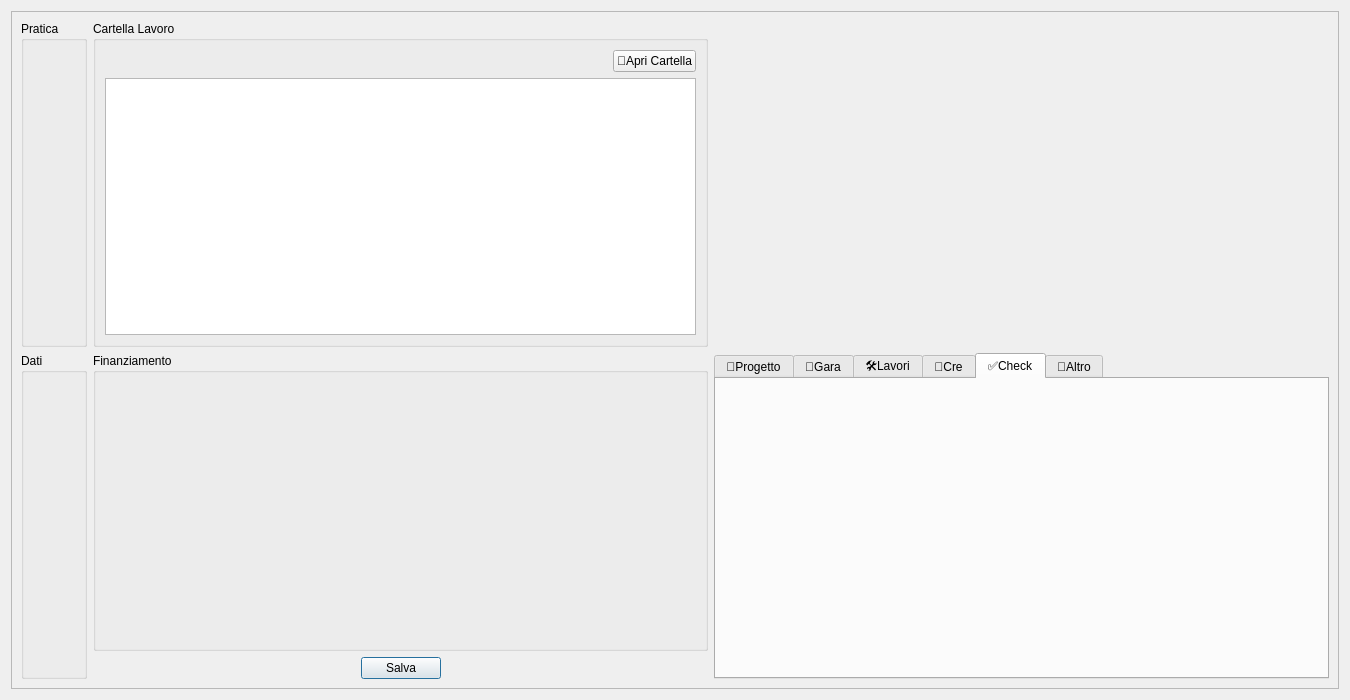
This is schedadettaglio.ui in tarateo78/Praticometro as Qt 5 draws it before an edit. The edited form follows.
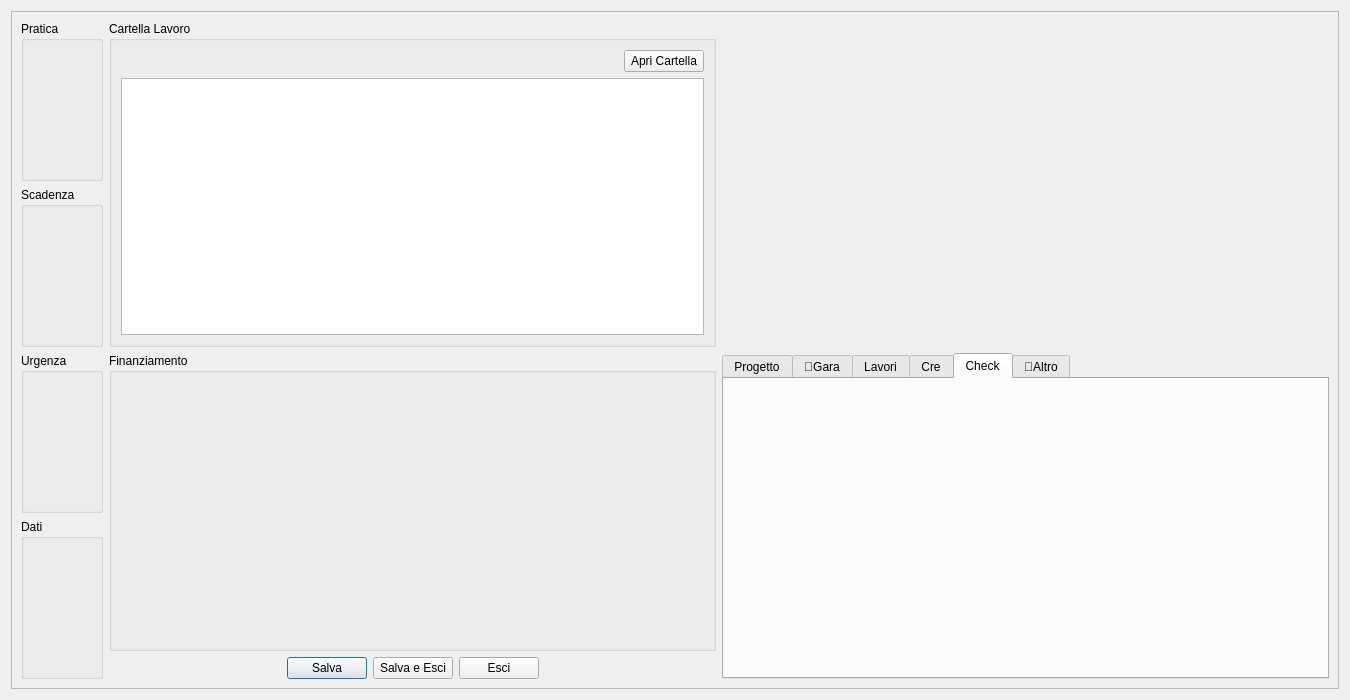
This is the edited form. The open tabs and pages were chosen to show the change. Icons and pictures are not drawn.

```diff
--- a/schedadettaglio.ui
+++ b/schedadettaglio.ui
@@ -30,14 +30,14 @@
        <rect>
         <x>0</x>
         <y>0</y>
-        <width>1330</width>
-        <height>680</height>
+        <width>1326</width>
+        <height>676</height>
        </rect>
       </property>
       <layout class="QVBoxLayout" name="verticalLayout_2">
        <item>
         <layout class="QGridLayout" name="gridLayout">
-         <item row="1" column="1">
+         <item row="2" column="1">
           <layout class="QVBoxLayout" name="verticalLayout_4">
            <item>
             <layout class="QHBoxLayout" name="horizontalLayout_2">
@@ -77,6 +77,20 @@
                </property>
               </widget>
              </item>
+             <item>
+              <widget class="QPushButton" name="pushButtonSalvaEsci">
+               <property name="text">
+                <string>Salva e Esci</string>
+               </property>
+              </widget>
+             </item>
+             <item>
+              <widget class="QPushButton" name="pushButtonEsci">
+               <property name="text">
+                <string>Esci</string>
+               </property>
+              </widget>
+             </item>
              <item>
               <spacer name="horizontalSpacer_2">
                <property name="orientation">
@@ -94,7 +108,7 @@
            </item>
           </layout>
          </item>
-         <item row="1" column="3">
+         <item row="2" column="3">
           <widget class="QTabWidget" name="tabWidget">
            <property name="layoutDirection">
             <enum>Qt::LeftToRight</enum>
@@ -112,14 +126,18 @@
             <enum>QTabWidget::Rounded</enum>
            </property>
            <property name="currentIndex">
-            <number>5</number>
+            <number>4</number>
            </property>
            <property name="elideMode">
             <enum>Qt::ElideNone</enum>
            </property>
            <widget class="QWidget" name="tabProgettazione">
+            <attribute name="icon">
+             <iconset resource="Immagini.qrc">
+              <normaloff>:/icone/icone_32/squadra.png</normaloff>:/icone/icone_32/squadra.png</iconset>
+            </attribute>
             <attribute name="title">
-             <string>📐Progetto</string>
+             <string>Progetto</string>
             </attribute>
             <layout class="QVBoxLayout" name="verticalLayout_3">
              <item>
@@ -138,8 +156,12 @@
             </layout>
            </widget>
            <widget class="QWidget" name="tabLavori">
+            <attribute name="icon">
+             <iconset resource="Immagini.qrc">
+              <normaloff>:/icone/icone_32/lavori.png</normaloff>:/icone/icone_32/lavori.png</iconset>
+            </attribute>
             <attribute name="title">
-             <string>🛠Lavori</string>
+             <string>Lavori</string>
             </attribute>
             <layout class="QVBoxLayout" name="verticalLayout_7">
              <item>
@@ -148,8 +170,12 @@
             </layout>
            </widget>
            <widget class="QWidget" name="tabCre">
+            <attribute name="icon">
+             <iconset resource="Immagini.qrc">
+              <normaloff>:/icone/icone_32/appunti.png</normaloff>:/icone/icone_32/appunti.png</iconset>
+            </attribute>
             <attribute name="title">
-             <string>📌Cre</string>
+             <string>Cre</string>
             </attribute>
             <layout class="QVBoxLayout" name="verticalLayout_8">
              <item>
@@ -158,8 +184,12 @@
             </layout>
            </widget>
            <widget class="QWidget" name="tabControllo">
+            <attribute name="icon">
+             <iconset resource="Immagini.qrc">
+              <normaloff>:/icone/icone_32/vero.png</normaloff>:/icone/icone_32/vero.png</iconset>
+            </attribute>
             <attribute name="title">
-             <string>✅Check</string>
+             <string>Check</string>
             </attribute>
             <layout class="QVBoxLayout" name="verticalLayout">
              <item>
@@ -207,7 +237,11 @@
               <item>
                <widget class="QPushButton" name="pushButton_2">
                 <property name="text">
-                 <string>📂Apri Cartella</string>
+                 <string>Apri Cartella</string>
+                </property>
+                <property name="icon">
+                 <iconset resource="Immagini.qrc">
+                  <normaloff>:/icone/icone_32/cartella.png</normaloff>:/icone/icone_32/cartella.png</iconset>
                 </property>
                </widget>
               </item>
@@ -219,7 +253,57 @@
            </layout>
           </widget>
          </item>
+         <item row="2" column="0">
+          <layout class="QVBoxLayout" name="verticalLayout_14">
+           <item>
+            <widget class="QGroupBox" name="groupBox_5">
+             <property name="title">
+              <string>Urgenza</string>
+             </property>
+             <property name="flat">
+              <bool>false</bool>
+             </property>
+             <property name="checkable">
+              <bool>false</bool>
+             </property>
+             <layout class="QVBoxLayout" name="verticalLayout_15">
+              <item>
+               <layout class="QHBoxLayout" name="horizontalLayout_6">
+                <item>
+                 <widget class="QLabel" name="label_2">
+                  <property name="text">
+                   <string/>
+                  </property>
+                  <property name="pixmap">
+                   <pixmap resource="Immagini.qrc">:/icone/icone_32/puntina.png</pixmap>
+                  </property>
+                 </widget>
+                </item>
+                <item>
+                 <layout class="QFormLayout" name="formUrgente"/>
+                </item>
+               </layout>
+              </item>
+             </layout>
+            </widget>
+           </item>
+           <item>
+            <widget class="QGroupBox" name="groupBox_2">
+             <property name="title">
+              <string>Dati</string>
+             </property>
+             <layout class="QVBoxLayout" name="verticalLayout_10">
+              <item>
+               <layout class="QFormLayout" name="formDati"/>
+              </item>
+             </layout>
+            </widget>
+           </item>
+          </layout>
+         </item>
          <item row="0" column="0">
+          <layout class="QVBoxLayout" name="verticalLayout_16">
+           <item>
           <widget class="QGroupBox" name="groupBox">
            <property name="title">
             <string>Pratica</string>
@@ -231,21 +315,37 @@
            </layout>
           </widget>
          </item>
-         <item row="1" column="0">
-          <widget class="QGroupBox" name="groupBox_2">
+           <item>
+            <widget class="QGroupBox" name="groupBox_6">
            <property name="title">
-            <string>Dati</string>
-           </property>
-           <layout class="QVBoxLayout" name="verticalLayout_10">
+              <string>Scadenza</string>
+             </property>
+             <layout class="QVBoxLayout" name="verticalLayout_17">
             <item>
-             <layout class="QFormLayout" name="formDati"/>
-            </item>
-           </layout>
+               <layout class="QHBoxLayout" name="horizontalLayout">
+                <item>
+                 <widget class="QLabel" name="label">
+                  <property name="text">
+                   <string/>
+                  </property>
+                  <property name="pixmap">
+                   <pixmap resource="Immagini.qrc">:/icone/icone_32/clessidra.png</pixmap>
+                  </property>
+                 </widget>
+                </item>
+                <item>
+                 <layout class="QFormLayout" name="formScadenza"/>
+                </item>
+               </layout>
+              </item>
+             </layout>
           </widget>
          </item>
         </layout>
        </item>
       </layout>
+       </item>
+      </layout>
      </widget>
     </widget>
    </item>
```
Left out of the diff: 4 changed lines with no effect on the pictures. Lines whose indentation alone changed are shown as unchanged.
